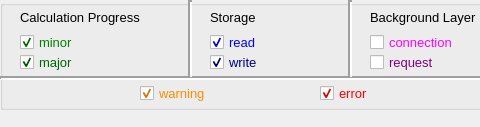
ObjectVision/GeoDMS, file qtgui/exe/res/ui/DmsEventLogSelection.ui: the form before one commit; both pictures show x 0 to 480 and y 0 to 127 of the 1184 by 127 pixel window.
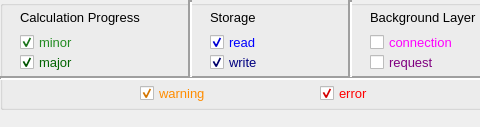
The form after the commit.

The edit to the form file:
```diff
--- a/qtgui/exe/res/ui/DmsEventLogSelection.ui
+++ b/qtgui/exe/res/ui/DmsEventLogSelection.ui
@@ -187,7 +187,7 @@
      </font>
     </property>
     <property name="styleSheet">
-     <string notr="true">color: green;</string>
+     <string notr="true">color: ForestGreen;</string>
     </property>
     <property name="text">
      <string>minor</string>
```
